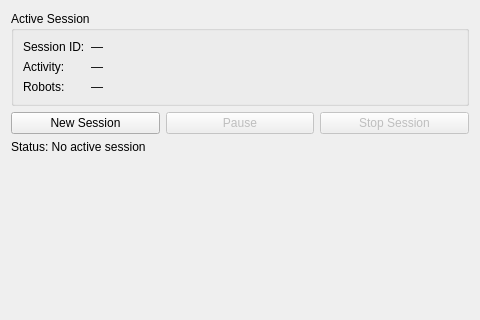
Above: src/gui/ui/session_panel.ui from techandpeople/SoftEdIBO before the change. Below: the same form after it.
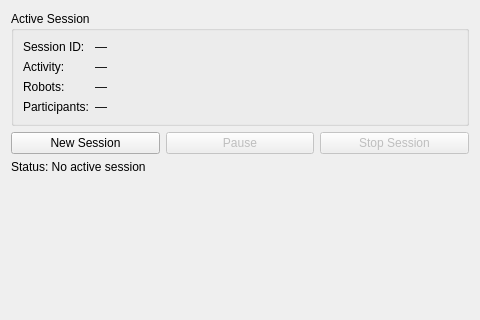
That is the form after the change.

Commit message: Home panel and some other things

The edit to the form file:
```diff
--- a/src/gui/ui/session_panel.ui
+++ b/src/gui/ui/session_panel.ui
@@ -40,6 +40,16 @@
         <property name="text"><string>—</string></property>
        </widget>
       </item>
+      <item row="3" column="0">
+       <widget class="QLabel" name="label_participants">
+        <property name="text"><string>Participants:</string></property>
+       </widget>
+      </item>
+      <item row="3" column="1">
+       <widget class="QLabel" name="participants_label">
+        <property name="text"><string>—</string></property>
+       </widget>
+      </item>
      </layout>
     </widget>
    </item>
```
The commit also changes 22 other files.
